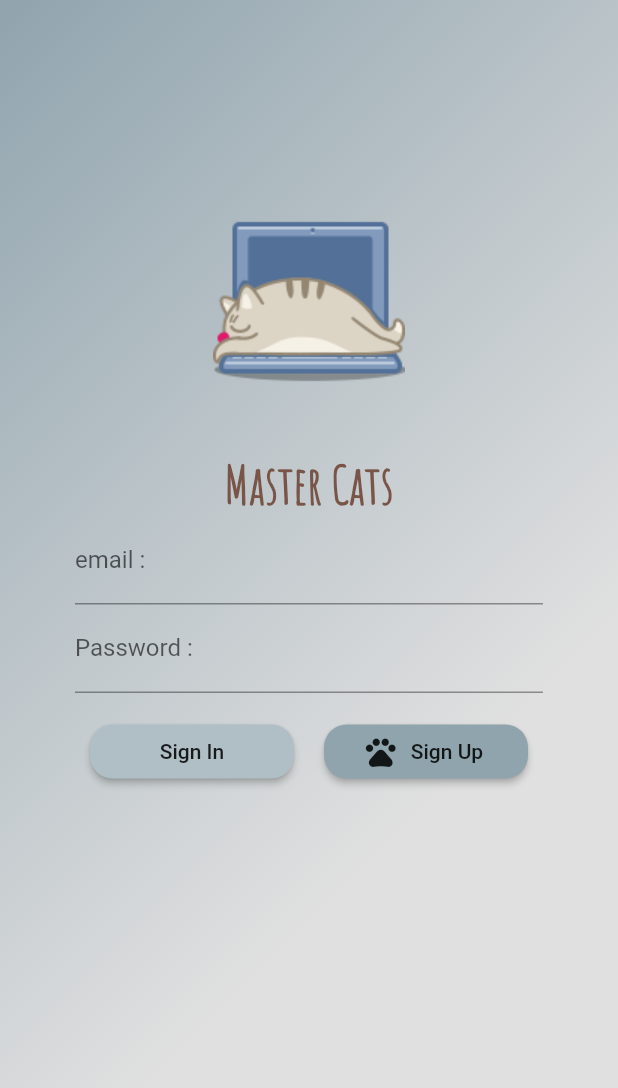
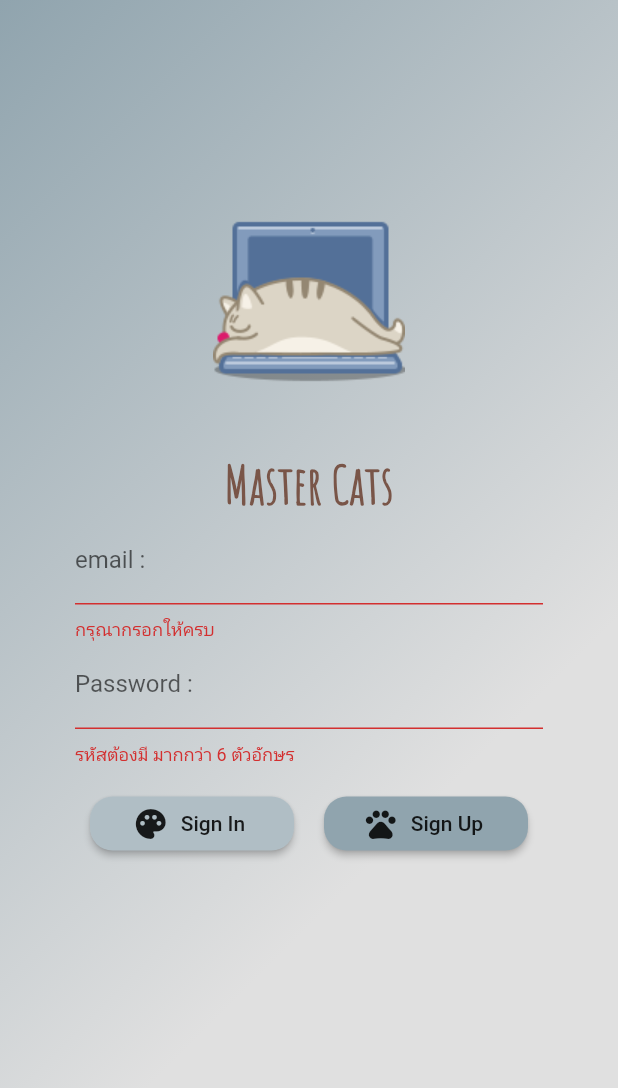
Before and after one commit to tlnattaweekan/tlFirebase, a Flutter app: the screen it shows after launch, after a tap on "Sign In", on a phone screen of 412 x 824 dp. Shown: the top 1088 px of the screen. Run offline on Flutter 3.47's test engine with Material 2 defaults, Android fonts, the phone set to English and light mode, and no system bars; our stand-ins replace firebase_auth; accounts and stored records are empty.

Commit message:
before launch

```diff
--- a/lib/screens/authen.dart
+++ b/lib/screens/authen.dart
@@ -8,6 +8,14 @@ class Authen extends StatefulWidget {
 }
 
 class _AuthenState extends State<Authen> {
+  //for from
+  final formKey = GlobalKey<FormState>();
+
+  //Constant
+  String titleHaveSpace = 'กรุณากรอกให้ครบ';
+  String titleEmailFalse = 'กรุณากรอก รูปแบบ Email';
+  String titlePasswordFale = 'รหัสต้องมี มากกว่า 6 ตัวอักษร';
+
   Widget signUpButton(BuildContext context) {
     return RaisedButton.icon(
       icon: Icon(Icons.pets),
@@ -24,11 +32,15 @@ class _AuthenState extends State<Authen> {
   }
 
   Widget signInButton() {
-    return RaisedButton(
+    return RaisedButton.icon(
+      label: Text('Sign In'),
+      icon: Icon(Icons.palette),
       color: Colors.blueGrey[200],
       shape: RoundedRectangleBorder(borderRadius: BorderRadius.circular(15.0)),
-      child: Text('Sign In'),
-      onPressed: () {},
+      onPressed: () {
+        print('You click sign in');
+        if (formKey.currentState.validate()) {}
+      },
     );
   }
 
@@ -37,6 +49,11 @@ class _AuthenState extends State<Authen> {
       obscureText: true,
       decoration:
           InputDecoration(labelText: 'Password : ', hintText: 'your password'),
+      validator: (String value) {
+        if (value.length <= 5) {
+          return titlePasswordFale;
+        }
+      },
     );
   }
 
@@ -44,6 +61,13 @@ class _AuthenState extends State<Authen> {
     return TextFormField(
       decoration:
           InputDecoration(labelText: 'email : ', hintText: 'your@mail.com'),
+      validator: (String value) {
+        if (value.length == 0) {
+          return titleHaveSpace;
+        } else if (!((value.contains('@')) && (value.contains('.')))) {
+          return titleEmailFalse;
+        }
+      },
     );
   }
 
@@ -65,7 +89,9 @@ class _AuthenState extends State<Authen> {
   Widget build(BuildContext context) {
     return Scaffold(
         resizeToAvoidBottomPadding: false,
-        body: Container(
+        body: Form(
+          key: formKey,
+          child: Container(
             decoration: BoxDecoration(
                 gradient: LinearGradient(
                     colors: [Colors.blueGrey[300], Colors.grey[300]],
@@ -111,6 +137,7 @@ class _AuthenState extends State<Authen> {
                 ),
               ],
             ), //call showAppName
+          ),
         ));
   }
 }
```
Lines whose indentation alone changed are shown as unchanged.
